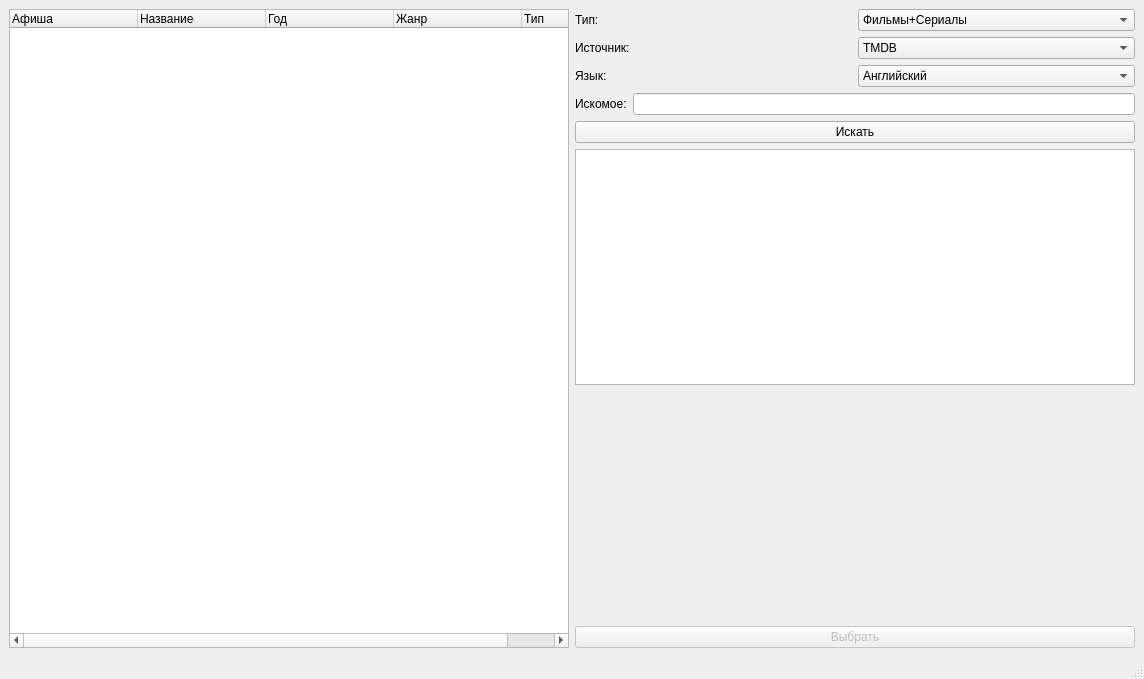
The window that searchmedia.ui (DmitriusFalse/mediaFinder) describes before a commit, drawn with Qt 5.
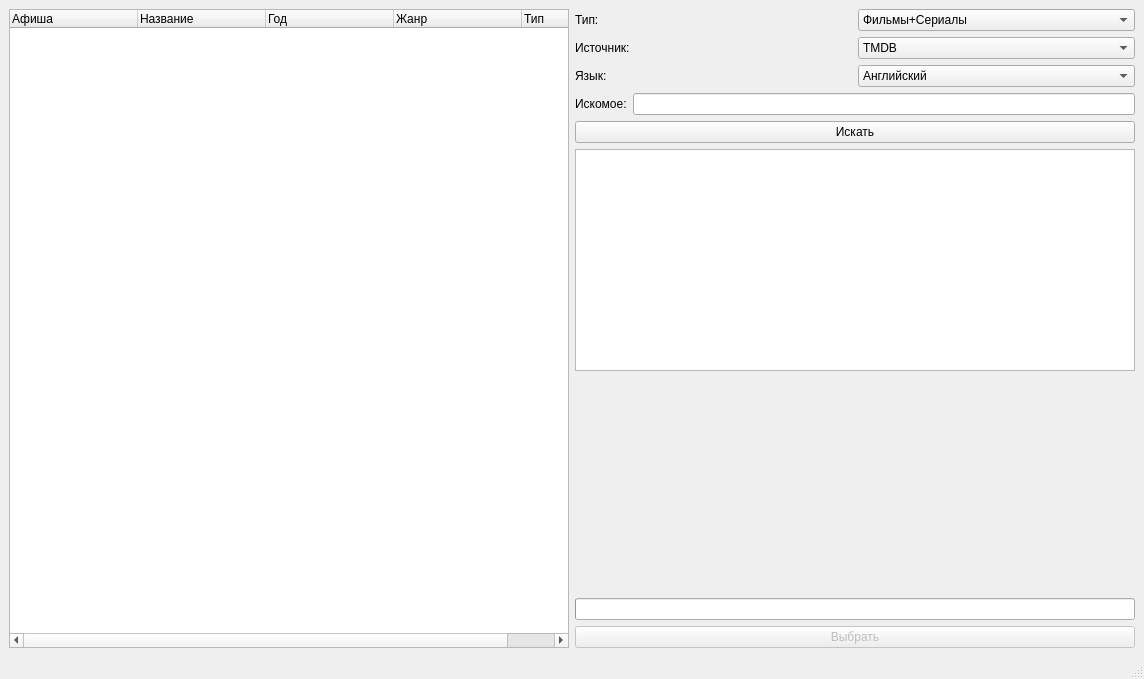
The same window after the commit.

```diff
--- a/searchmedia.ui
+++ b/searchmedia.ui
@@ -180,6 +180,25 @@
           </property>
          </spacer>
         </item>
+        <item>
+         <widget class="QProgressBar" name="progressSearch">
+          <property name="value">
+           <number>0</number>
+          </property>
+          <property name="textVisible">
+           <bool>false</bool>
+          </property>
+          <property name="orientation">
+           <enum>Qt::Orientation::Horizontal</enum>
+          </property>
+          <property name="invertedAppearance">
+           <bool>false</bool>
+          </property>
+          <property name="format">
+           <string/>
+          </property>
+         </widget>
+        </item>
         <item>
          <widget class="QPushButton" name="selectFindMediaButton">
           <property name="enabled">
```
